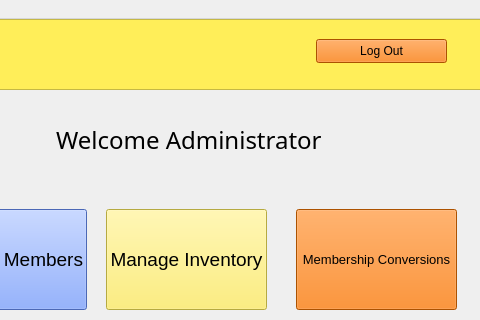
First picture: the form in admin.ui, repository P4TOO/BulkClub-System, before the edit; both pictures show x 104 to 584 and y 0 to 320 of the 584 by 408 pixel window.
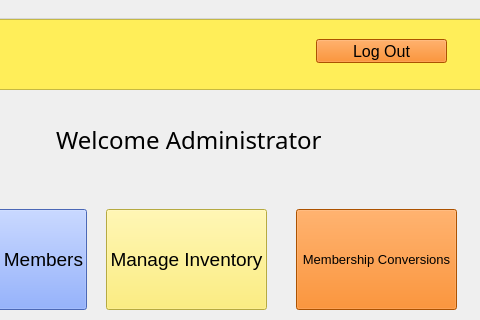
Second picture: the form after the edit. Icons and pictures are not drawn.

Commit message: fixed missing rebate for new member

The edit to the form file:
```diff
--- a/admin.ui
+++ b/admin.ui
@@ -36,6 +36,11 @@
       <height>24</height>
      </rect>
     </property>
+    <property name="font">
+     <font>
+      <pointsize>12</pointsize>
+     </font>
+    </property>
     <property name="styleSheet">
      <string notr="true">background-color: rgb(241, 115, 0)</string>
     </property>
```
Left out of the diff: 2 changed lines with no effect on the pictures. The commit also changes 1 other file.
